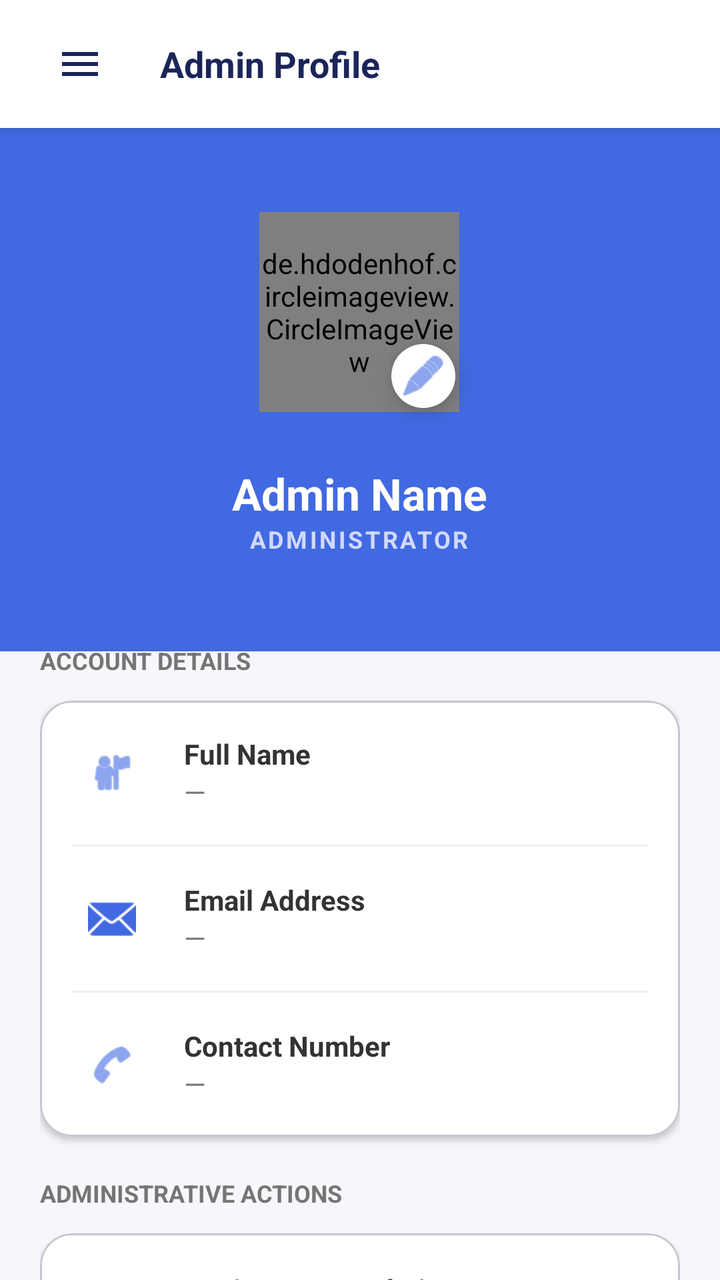
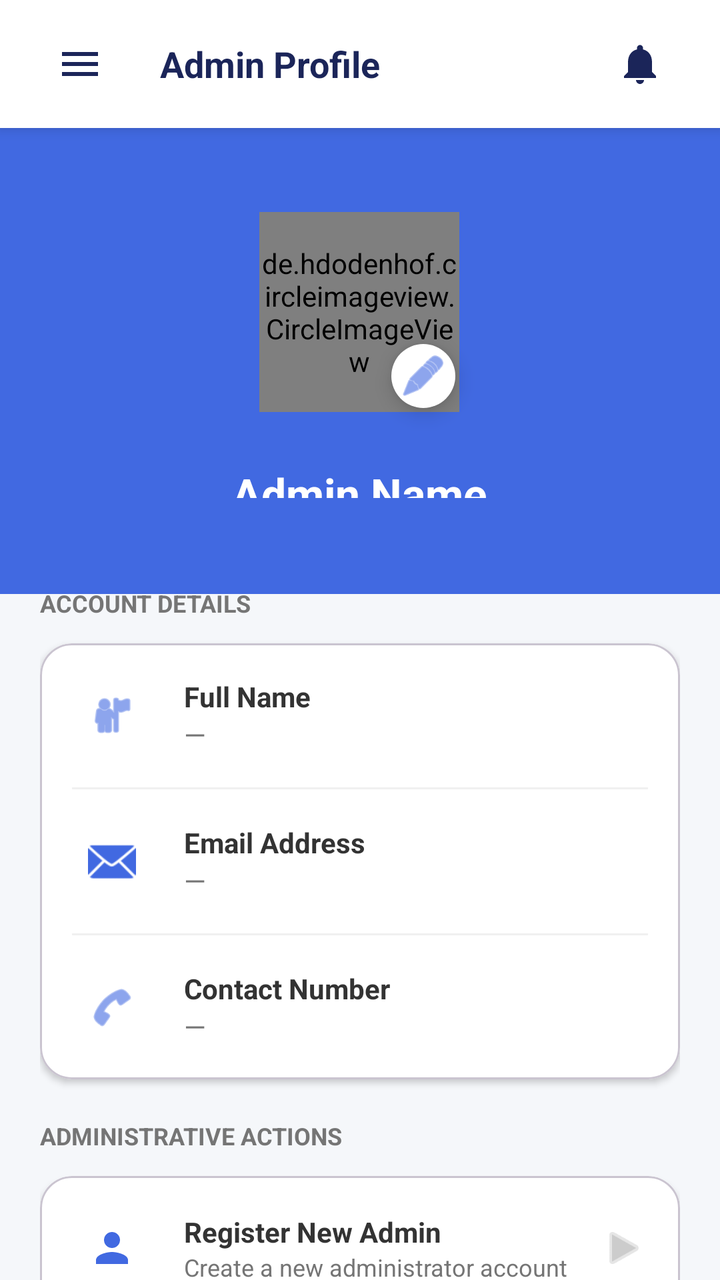

Screens rendered from an Android XML layout before and after an edit, with the pre-edit source and the edit as a unified diff.
<!-- AndroidManifest.xml: application theme Theme.StreetAssist -->
<!-- res/layout/activity_admin_profile.xml -->
<?xml version="1.0" encoding="utf-8"?>
<androidx.drawerlayout.widget.DrawerLayout xmlns:android="http://schemas.android.com/apk/res/android"
    xmlns:app="http://schemas.android.com/apk/res-auto"
    xmlns:tools="http://schemas.android.com/tools"
    android:id="@+id/drawer_layout"
    android:layout_width="match_parent"
    android:layout_height="match_parent"
    android:background="#F5F7FA"
    tools:context=".admin.AdminProfileActivity">

    <androidx.constraintlayout.widget.ConstraintLayout
        android:layout_width="match_parent"
        android:layout_height="match_parent"
        android:fitsSystemWindows="true">

        
        <LinearLayout
            android:id="@+id/layoutHeader"
            android:layout_width="match_parent"
            android:layout_height="64dp"
            android:background="@color/white"
            android:elevation="4dp"
            android:gravity="center_vertical"
            android:orientation="horizontal"
            android:paddingHorizontal="16dp"
            app:layout_constraintTop_toTopOf="parent">

            <ImageButton
                android:id="@+id/btnMenu"
                android:layout_width="48dp"
                android:layout_height="48dp"
                android:background="?attr/selectableItemBackgroundBorderless"
                android:contentDescription="Menu"
                android:scaleType="centerInside"
                android:src="@drawable/ic_menu_hamburger"
                app:tint="@color/text_primary" />

            <TextView
                android:layout_width="wrap_content"
                android:layout_height="wrap_content"
                android:layout_marginStart="16dp"
                android:text="Admin Profile"
                android:textColor="@color/text_primary"
                android:textSize="18sp"
                android:textStyle="bold" />

        </LinearLayout>

        
        <androidx.core.widget.NestedScrollView
            android:layout_width="match_parent"
            android:layout_height="0dp"
            android:fillViewport="true"
            app:layout_constraintBottom_toBottomOf="parent"
            app:layout_constraintTop_toBottomOf="@id/layoutHeader">

            <LinearLayout
                android:layout_width="match_parent"
                android:layout_height="wrap_content"
                android:orientation="vertical">

                
                <RelativeLayout
                    android:layout_width="match_parent"
                    android:layout_height="wrap_content"
                    android:background="#4169E1"
                    android:paddingTop="32dp"
                    android:paddingBottom="48dp">

                    <LinearLayout
                        android:layout_width="wrap_content"
                        android:layout_height="wrap_content"
                        android:layout_centerHorizontal="true"
                        android:gravity="center"
                        android:orientation="vertical">

                        <FrameLayout
                            android:layout_width="120dp"
                            android:layout_height="120dp">

                            
                            <de.hdodenhof.circleimageview.CircleImageView
                                android:id="@+id/ivProfilePhoto"
                                android:layout_width="100dp"
                                android:layout_height="100dp"
                                android:layout_gravity="center"
                                android:src="@drawable/circle_bg_light_blue"
                                app:civ_border_color="#FFFFFF"
                                app:civ_border_width="3dp" />

                            <com.google.android.material.floatingactionbutton.FloatingActionButton
                                android:id="@+id/fabEditPhoto"
                                android:layout_width="wrap_content"
                                android:layout_height="wrap_content"
                                android:layout_gravity="bottom|end"
                                android:layout_margin="4dp"
                                app:backgroundTint="#FFFFFF"
                                app:fabCustomSize="32dp"
                                app:srcCompat="@android:drawable/ic_menu_edit"
                                app:tint="#4169E1" />
                        </FrameLayout>

                        <TextView
                            android:id="@+id/tvProfileName"
                            android:layout_width="wrap_content"
                            android:layout_height="wrap_content"
                            android:layout_marginTop="16dp"
                            android:text="Admin Name"
                            android:textColor="@android:color/white"
                            android:textSize="22sp"
                            android:textStyle="bold" />

                        <TextView
                            android:id="@+id/tvProfileSub"
                            android:layout_width="wrap_content"
                            android:layout_height="wrap_content"
                            android:text="ADMINISTRATOR"
                            android:textColor="#D1D9FF"
                            android:textSize="12sp"
                            android:letterSpacing="0.1"
                            android:textStyle="bold" />
                    </LinearLayout>
                </RelativeLayout>

                
                <LinearLayout
                    android:layout_width="match_parent"
                    android:layout_height="wrap_content"
                    android:layout_marginTop="-24dp"
                    android:background="@drawable/rounded_top_corners"
                    android:elevation="4dp"
                    android:orientation="vertical"
                    android:padding="20dp">

                    <TextView
                        android:layout_width="wrap_content"
                        android:layout_height="wrap_content"
                        android:layout_marginBottom="12dp"
                        android:text="ACCOUNT DETAILS"
                        android:textColor="#757575"
                        android:textSize="12sp"
                        android:textStyle="bold" />

                    <com.google.android.material.card.MaterialCardView
                        android:layout_width="match_parent"
                        android:layout_height="wrap_content"
                        android:layout_marginBottom="20dp"
                        app:cardBackgroundColor="@android:color/white"
                        app:cardCornerRadius="16dp"
                        app:cardElevation="2dp">

                        <LinearLayout
                            android:layout_width="match_parent"
                            android:layout_height="wrap_content"
                            android:orientation="vertical">

                            
                            <LinearLayout
                                android:id="@+id/rowFullName"
                                android:layout_width="match_parent"
                                android:layout_height="wrap_content"
                                android:background="?attr/selectableItemBackground"
                                android:gravity="center_vertical"
                                android:padding="16dp">

                                <ImageView
                                    android:layout_width="40dp"
                                    android:layout_height="40dp"
                                    android:background="@drawable/circle_bg_light_blue"
                                    android:padding="8dp"
                                    android:src="@android:drawable/ic_menu_myplaces"
                                    app:tint="#4169E1" />

                                <LinearLayout
                                    android:layout_width="0dp"
                                    android:layout_height="wrap_content"
                                    android:layout_marginStart="16dp"
                                    android:layout_weight="1"
                                    android:orientation="vertical">

                                    <TextView
                                        android:layout_width="wrap_content"
                                        android:layout_height="wrap_content"
                                        android:text="Full Name"
                                        android:textColor="#333333"
                                        android:textStyle="bold" />

                                    <TextView
                                        android:id="@+id/tvValFullName"
                                        android:layout_width="wrap_content"
                                        android:layout_height="wrap_content"
                                        android:text="—"
                                        android:textColor="#757575" />
                                </LinearLayout>
                            </LinearLayout>

                            <View
                                android:layout_width="match_parent"
                                android:layout_height="1dp"
                                android:background="#F0F0F0"
                                android:layout_marginHorizontal="16dp" />

                            
                            <LinearLayout
                                android:id="@+id/rowEmail"
                                android:layout_width="match_parent"
                                android:layout_height="wrap_content"
                                android:gravity="center_vertical"
                                android:padding="16dp">

                                <ImageView
                                    android:layout_width="40dp"
                                    android:layout_height="40dp"
                                    android:background="@drawable/circle_bg_light_blue"
                                    android:padding="8dp"
                                    android:src="@android:drawable/ic_dialog_email"
                                    app:tint="#4169E1" />

                                <LinearLayout
                                    android:layout_width="0dp"
                                    android:layout_height="wrap_content"
                                    android:layout_marginStart="16dp"
                                    android:layout_weight="1"
                                    android:orientation="vertical">

                                    <TextView
                                        android:layout_width="wrap_content"
                                        android:layout_height="wrap_content"
                                        android:text="Email Address"
                                        android:textColor="#333333"
                                        android:textStyle="bold" />

                                    <TextView
                                        android:id="@+id/tvValEmail"
                                        android:layout_width="wrap_content"
                                        android:layout_height="wrap_content"
                                        android:text="—"
                                        android:textColor="#757575" />
                                </LinearLayout>
                            </LinearLayout>

                            <View
                                android:layout_width="match_parent"
                                android:layout_height="1dp"
                                android:background="#F0F0F0"
                                android:layout_marginHorizontal="16dp" />

                            
                            <LinearLayout
                                android:id="@+id/rowContact"
                                android:layout_width="match_parent"
                                android:layout_height="wrap_content"
                                android:background="?attr/selectableItemBackground"
                                android:gravity="center_vertical"
                                android:padding="16dp">

                                <ImageView
                                    android:layout_width="40dp"
                                    android:layout_height="40dp"
                                    android:background="@drawable/circle_bg_light_blue"
                                    android:padding="8dp"
                                    android:src="@android:drawable/ic_menu_call"
                                    app:tint="#4169E1" />

                                <LinearLayout
                                    android:layout_width="0dp"
                                    android:layout_height="wrap_content"
                                    android:layout_marginStart="16dp"
                                    android:layout_weight="1"
                                    android:orientation="vertical">

                                    <TextView
                                        android:layout_width="wrap_content"
                                        android:layout_height="wrap_content"
                                        android:text="Contact Number"
                                        android:textColor="#333333"
                                        android:textStyle="bold" />

                                    <TextView
                                        android:id="@+id/tvValContact"
                                        android:layout_width="wrap_content"
                                        android:layout_height="wrap_content"
                                        android:text="—"
                                        android:textColor="#757575" />
                                </LinearLayout>
                            </LinearLayout>
                        </LinearLayout>
                    </com.google.android.material.card.MaterialCardView>

                    <TextView
                        android:layout_width="wrap_content"
                        android:layout_height="wrap_content"
                        android:layout_marginBottom="12dp"
                        android:text="ADMINISTRATIVE ACTIONS"
                        android:textColor="#757575"
                        android:textSize="12sp"
                        android:textStyle="bold" />

                    <com.google.android.material.card.MaterialCardView
                        android:layout_width="match_parent"
                        android:layout_height="wrap_content"
                        android:layout_marginBottom="24dp"
                        app:cardBackgroundColor="@android:color/white"
                        app:cardCornerRadius="16dp"
                        app:cardElevation="2dp">

                        <LinearLayout
                            android:layout_width="match_parent"
                            android:layout_height="wrap_content"
                            android:orientation="vertical">

                            
                            <LinearLayout
                                android:id="@+id/rowCreateAdmin"
                                android:layout_width="match_parent"
                                android:layout_height="wrap_content"
                                android:background="?attr/selectableItemBackground"
                                android:clickable="true"
                                android:focusable="true"
                                android:gravity="center_vertical"
                                android:padding="16dp">

                                <ImageView
                                    android:layout_width="40dp"
                                    android:layout_height="40dp"
                                    android:background="@drawable/circle_bg_light_blue"
                                    android:padding="8dp"
                                    android:src="@drawable/ic_person"
                                    app:tint="#4169E1" />

                                <LinearLayout
                                    android:layout_width="0dp"
                                    android:layout_height="wrap_content"
                                    android:layout_marginStart="16dp"
                                    android:layout_weight="1"
                                    android:orientation="vertical">

                                    <TextView
                                        android:layout_width="wrap_content"
                                        android:layout_height="wrap_content"
                                        android:text="Register New Admin"
                                        android:textColor="#333333"
                                        android:textStyle="bold" />

                                    <TextView
                                        android:layout_width="wrap_content"
                                        android:layout_height="wrap_content"
                                        android:text="Create a new administrator account"
                                        android:textColor="#757575"
                                        android:textSize="12sp" />
                                </LinearLayout>

                                <ImageView
                                    android:layout_width="24dp"
                                    android:layout_height="24dp"
                                    android:src="@android:drawable/ic_media_play"
                                    app:tint="#CCCCCC" />
                            </LinearLayout>
                        </LinearLayout>
                    </com.google.android.material.card.MaterialCardView>

                    
                    <com.google.android.material.button.MaterialButton
                        android:id="@+id/btnLogout"
                        style="@style/Widget.MaterialComponents.Button.OutlinedButton"
                        android:layout_width="match_parent"
                        android:layout_height="56dp"
                        android:layout_marginBottom="24dp"
                        android:text="Log Out"
                        android:textColor="#FF4B2B"
                        android:textStyle="bold"
                        app:backgroundTint="#FFF5F5"
                        app:cornerRadius="12dp"
                        app:icon="@android:drawable/ic_lock_power_off"
                        app:iconGravity="textStart"
                        app:iconTint="#FF4B2B"
                        app:strokeColor="#FF4B2B"
                        app:strokeWidth="1dp" />

                </LinearLayout>
            </LinearLayout>
        </androidx.core.widget.NestedScrollView>

    </androidx.constraintlayout.widget.ConstraintLayout>

    
    <com.google.android.material.navigation.NavigationView
        android:id="@+id/nav_view"
        android:layout_width="280dp"
        android:layout_height="match_parent"
        android:layout_gravity="start"
        android:background="@color/white"
        app:headerLayout="@layout/nav_header_admin"
        app:menu="@menu/admin_drawer_menu"
        app:itemIconTint="@color/nav_item_color_state"
        app:itemTextColor="@color/nav_item_color_state"
        app:itemIconSize="22dp"
        app:itemHorizontalPadding="24dp"
        app:itemIconPadding="18dp"
        app:itemVerticalPadding="12dp"
        app:itemShapeAppearanceOverlay="@style/ShapeAppearance.StreetAssist.SmallComponent"
        app:itemShapeFillColor="@color/blue_bg" />

</androidx.drawerlayout.widget.DrawerLayout>
<!-- res/layout/nav_header_admin.xml (included above) -->
<?xml version="1.0" encoding="utf-8"?>
<LinearLayout xmlns:android="http://schemas.android.com/apk/res/android"
    android:layout_width="match_parent"
    android:layout_height="wrap_content"
    android:orientation="vertical"
    android:padding="24dp"
    android:background="@drawable/bg_nav_header">

    <LinearLayout
        android:layout_width="match_parent"
        android:layout_height="wrap_content"
        android:gravity="center_vertical"
        android:orientation="horizontal">

        <ImageView
            android:layout_width="40dp"
            android:layout_height="40dp"
            android:src="@drawable/logo"
            android:contentDescription="App Logo" />

        <LinearLayout
            android:layout_width="wrap_content"
            android:layout_height="wrap_content"
            android:layout_marginStart="16dp"
            android:orientation="vertical">

            <TextView
                android:layout_width="wrap_content"
                android:layout_height="wrap_content"
                android:text="StreetAssist"
                android:textColor="@color/text_primary"
                android:textSize="20sp"
                android:textStyle="bold" />

            <TextView
                android:layout_width="wrap_content"
                android:layout_height="wrap_content"
                android:text="Admin Dashboard"
                android:textColor="@color/text_secondary"
                android:textSize="12sp"
                android:textStyle="bold"
                android:letterSpacing="0.05" />
        </LinearLayout>
    </LinearLayout>

    <View
        android:layout_width="match_parent"
        android:layout_height="1dp"
        android:layout_marginTop="24dp"
        android:background="@color/divider_color" />

</LinearLayout>
<!-- resources referenced by this layout -->
<resources>
  <color name="blue_bg">#F4F7FE</color>
  <color name="divider_color">#F4F7FE</color>
  <color name="text_primary">#1B2559</color>
  <color name="text_secondary">#A3AED0</color>
  <color name="white">#FFFFFFFF</color>
  <!-- drawable bg_nav_header (drawable) -->
  <?xml version="1.0" encoding="utf-8"?>
  <shape xmlns:android="http://schemas.android.com/apk/res/android">
      <gradient
          android:angle="135"
          android:endColor="#FFFFFF"
          android:startColor="#F4F7FE"
          android:type="linear" />
  </shape>
  <!-- drawable circle_bg_light_blue (drawable) -->
  <?xml version="1.0" encoding="utf-8"?>
  <selector xmlns:android="http://schemas.android.com/apk/res/android">
      <shape xmlns:android="http://schemas.android.com/apk/res/android" android:shape="oval">
          <solid android:color="#E8EFFF" />
          <size android:width="100dp" android:height="100dp" />
      </shape>
  </selector>
  <!-- drawable ic_menu_hamburger (drawable) -->
  <?xml version="1.0" encoding="utf-8"?>
  <vector xmlns:android="http://schemas.android.com/apk/res/android" android:width="24dp" android:height="24dp" android:viewportWidth="24" android:viewportHeight="24">
      <path android:fillColor="#FF000000" android:pathData="M3,18h18v-2H3v2zM3,13h18v-2H3v2zM3,6v2h18V6H3z"/>
  </vector>
  <!-- drawable ic_person (drawable) -->
  <vector xmlns:android="http://schemas.android.com/apk/res/android"
      android:width="24dp"
      android:height="24dp"
      android:viewportWidth="24"
      android:viewportHeight="24">
      <path
          android:fillColor="#000000"
          android:pathData="M12,12c2.21,0 4,-1.79 4,-4s-1.79,-4 -4,-4 -4,1.79 -4,4 1.79,4 4,4zM12,14c-2.67,0 -8,1.34 -8,4v2h16v-2c0,-2.66 -5.33,-4 -8,-4z" />
  </vector>
  <!-- drawable logo: png bitmap (drawable, 300101 bytes) -->
  <!-- drawable rounded_top_corners (drawable) -->
  <?xml version="1.0" encoding="utf-8"?>
  <selector xmlns:android="http://schemas.android.com/apk/res/android">
      <shape xmlns:android="http://schemas.android.com/apk/res/android">
          <solid android:color="#F5F7FA" />
          <corners android:topLeftRadius="32dp" android:topRightRadius="32dp" />
      </shape>
  </selector>
  <style name="ShapeAppearance.StreetAssist.SmallComponent" parent="ShapeAppearance.MaterialComponents.SmallComponent">
          <item name="cornerFamily">rounded</item>
          <item name="cornerSize">8dp</item>
      </style>
  <style name="Theme.StreetAssist" parent="Base.Theme.StreetAssist" />
  <style name="Base.Theme.StreetAssist" parent="Theme.Material3.DayNight.NoActionBar">
          
          
      </style>
</resources>

<!-- the commit's change to res/layout/activity_admin_profile.xml (unified diff, before → after) -->
@@ -36,13 +36,45 @@
                 app:tint="@color/text_primary" />
 
             <TextView
-                android:layout_width="wrap_content"
+                android:layout_width="0dp"
                 android:layout_height="wrap_content"
                 android:layout_marginStart="16dp"
+                android:layout_weight="1"
                 android:text="Admin Profile"
                 android:textColor="@color/text_primary"
                 android:textSize="18sp"
                 android:textStyle="bold" />
+
+            <RelativeLayout
+                android:id="@+id/btnNotifications"
+                android:layout_width="48dp"
+                android:layout_height="48dp"
+                android:clickable="true"
+                android:focusable="true"
+                android:background="?attr/selectableItemBackgroundBorderless">
+
+                <ImageView
+                    android:layout_width="24dp"
+                    android:layout_height="24dp"
+                    android:layout_centerInParent="true"
+                    android:src="@drawable/ic_nav_notifications"
+                    app:tint="@color/text_primary" />
+
+                <TextView
+                    android:id="@+id/tvNotificationBadge"
+                    android:layout_width="16dp"
+                    android:layout_height="16dp"
+                    android:layout_alignParentEnd="true"
+                    android:layout_marginTop="8dp"
+                    android:layout_marginEnd="8dp"
+                    android:background="@drawable/badge_notification"
+                    android:gravity="center"
+                    android:text="0"
+                    android:textColor="@color/white"
+                    android:textSize="9sp"
+                    android:textStyle="bold"
+                    android:visibility="gone" />
+            </RelativeLayout>
 
         </LinearLayout>
 
@@ -62,7 +94,7 @@
                 
                 <RelativeLayout
                     android:layout_width="match_parent"
-                    android:layout_height="wrap_content"
+                    android:layout_height="233dp"
                     android:background="#4169E1"
                     android:paddingTop="32dp"
                     android:paddingBottom="48dp">
@@ -114,10 +146,10 @@
                             android:id="@+id/tvProfileSub"
                             android:layout_width="wrap_content"
                             android:layout_height="wrap_content"
+                            android:letterSpacing="0.1"
                             android:text="ADMINISTRATOR"
                             android:textColor="#D1D9FF"
                             android:textSize="12sp"
-                            android:letterSpacing="0.1"
                             android:textStyle="bold" />
                     </LinearLayout>
                 </RelativeLayout>
<!-- resource entries referenced after the edit -->
@@ -5,6 +5,13 @@
   <color name="text_primary">#1B2559</color>
   <color name="text_secondary">#A3AED0</color>
   <color name="white">#FFFFFFFF</color>
+  <!-- drawable badge_notification (drawable) -->
+  <?xml version="1.0" encoding="utf-8"?>
+  <shape xmlns:android="http://schemas.android.com/apk/res/android"
+      android:shape="oval">
+      <solid android:color="#FF0000" />
+      <size android:width="16dp" android:height="16dp" />
+  </shape>
   <!-- drawable bg_nav_header (drawable) -->
   <?xml version="1.0" encoding="utf-8"?>
   <shape xmlns:android="http://schemas.android.com/apk/res/android">
@@ -26,6 +33,16 @@
   <?xml version="1.0" encoding="utf-8"?>
   <vector xmlns:android="http://schemas.android.com/apk/res/android" android:width="24dp" android:height="24dp" android:viewportWidth="24" android:viewportHeight="24">
       <path android:fillColor="#FF000000" android:pathData="M3,18h18v-2H3v2zM3,13h18v-2H3v2zM3,6v2h18V6H3z"/>
+  </vector>
+  <!-- drawable ic_nav_notifications (drawable) -->
+  <vector xmlns:android="http://schemas.android.com/apk/res/android"
+      android:width="24dp"
+      android:height="24dp"
+      android:viewportWidth="24"
+      android:viewportHeight="24">
+      <path
+          android:fillColor="#000000"
+          android:pathData="M12,22C13.1,22 14,21.1 14,20H10C10,21.1 10.9,22 12,22M18,16V11C18,7.9 16.4,5.4 13.5,4.7V4C13.5,3.2 12.8,2.5 12,2.5C11.2,2.5 10.5,3.2 10.5,4V4.7C7.6,5.4 6,7.9 6,11V16L4,18V19H20V18L18,16Z" />
   </vector>
   <!-- drawable ic_person (drawable) -->
   <vector xmlns:android="http://schemas.android.com/apk/res/android"
